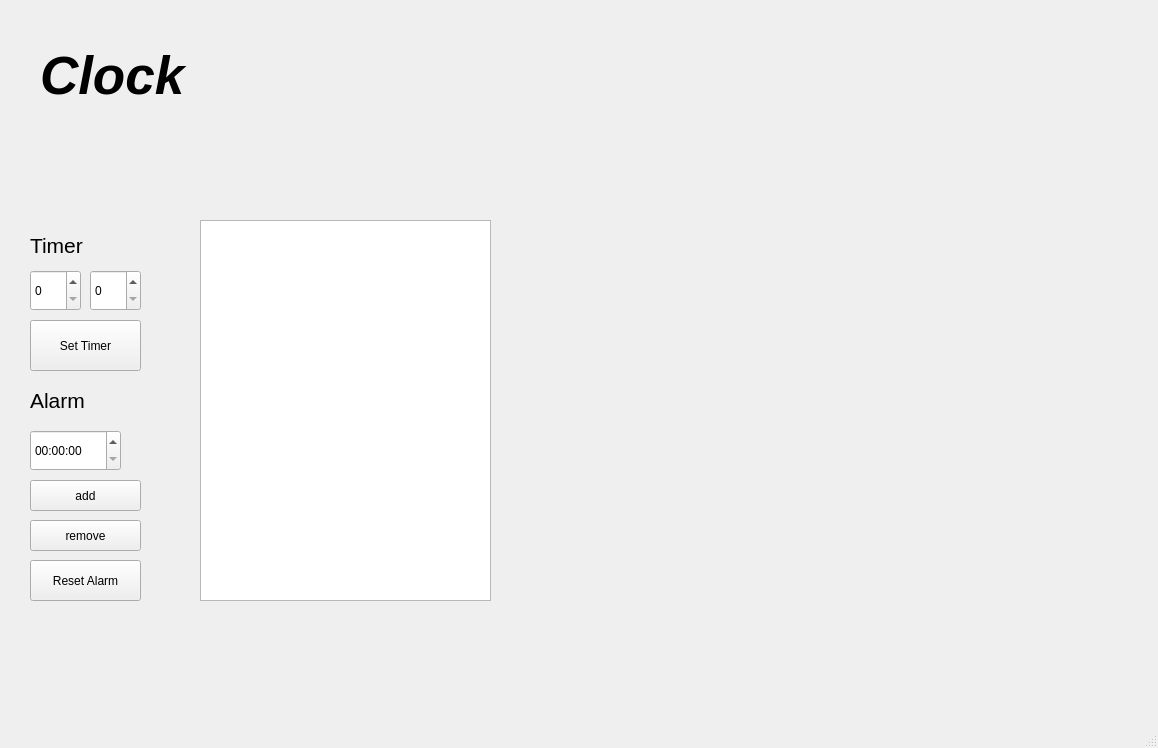
Qt form mainwindow.ui (H0l1ow/QT-Clock) before a commit.
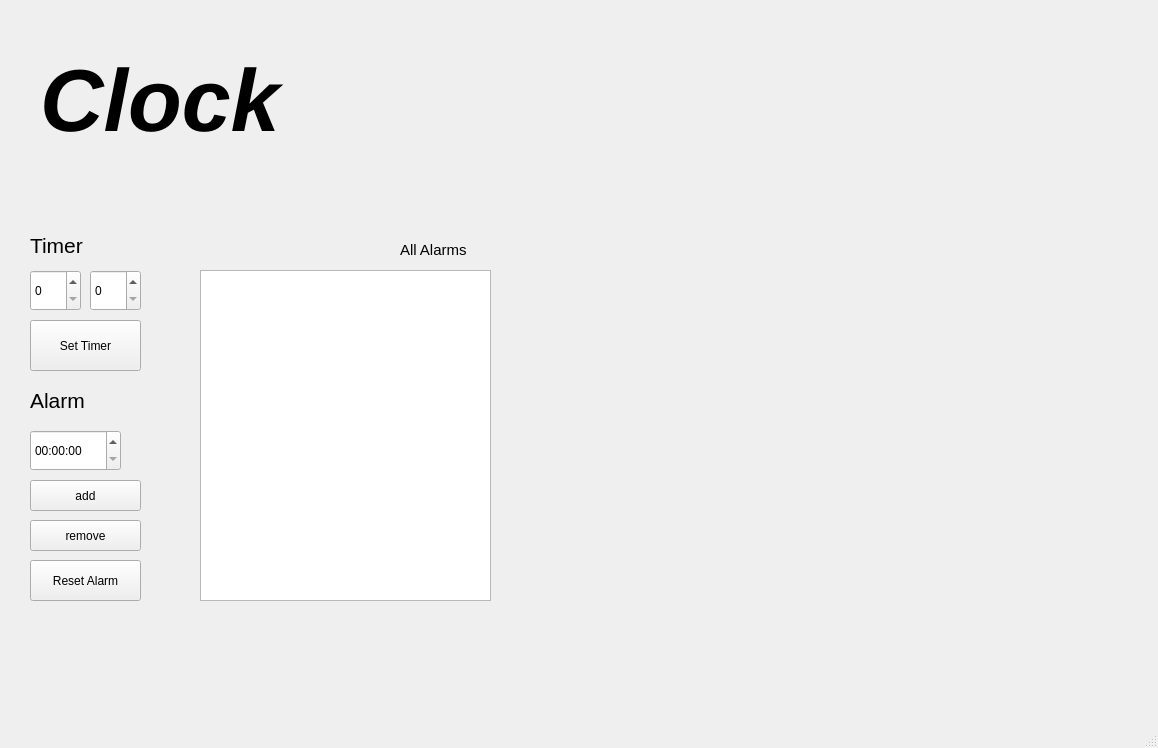
The same form after that commit.

```diff
--- a/mainwindow.ui
+++ b/mainwindow.ui
@@ -19,13 +19,13 @@
      <rect>
       <x>40</x>
       <y>30</y>
-      <width>621</width>
-      <height>91</height>
+      <width>781</width>
+      <height>141</height>
      </rect>
     </property>
     <property name="font">
      <font>
-      <pointsize>40</pointsize>
+      <pointsize>66</pointsize>
       <italic>true</italic>
       <bold>true</bold>
      </font>
@@ -130,9 +130,9 @@
     <property name="geometry">
      <rect>
       <x>200</x>
-      <y>220</y>
+      <y>270</y>
       <width>291</width>
-      <height>381</height>
+      <height>331</height>
      </rect>
     </property>
    </widget>
@@ -162,6 +162,37 @@
      <string>remove</string>
     </property>
    </widget>
+   <widget class="QLabel" name="label_pic">
+    <property name="geometry">
+     <rect>
+      <x>540</x>
+      <y>100</y>
+      <width>511</width>
+      <height>521</height>
+     </rect>
+    </property>
+    <property name="text">
+     <string/>
+    </property>
+   </widget>
+   <widget class="QLabel" name="label_2">
+    <property name="geometry">
+     <rect>
+      <x>400</x>
+      <y>240</y>
+      <width>111</width>
+      <height>20</height>
+     </rect>
+    </property>
+    <property name="font">
+     <font>
+      <pointsize>11</pointsize>
+     </font>
+    </property>
+    <property name="text">
+     <string>All Alarms</string>
+    </property>
+   </widget>
   </widget>
   <widget class="QMenuBar" name="menubar">
    <property name="geometry">
```
Left out of the diff: 2 changed lines with no effect on the pictures.
